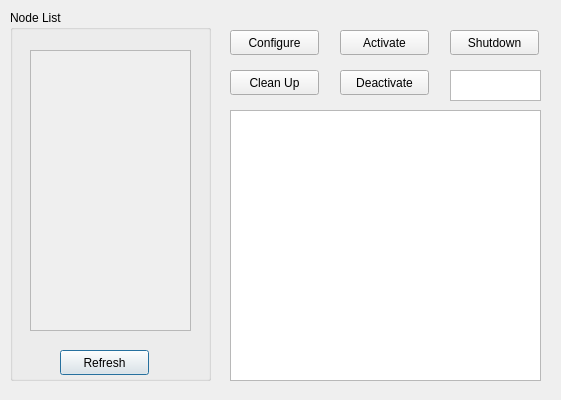
First picture: the form in resource/RosLifecycleManager.ui, repository VSP-AR/rqt_lifecycle_manager, before the edit.
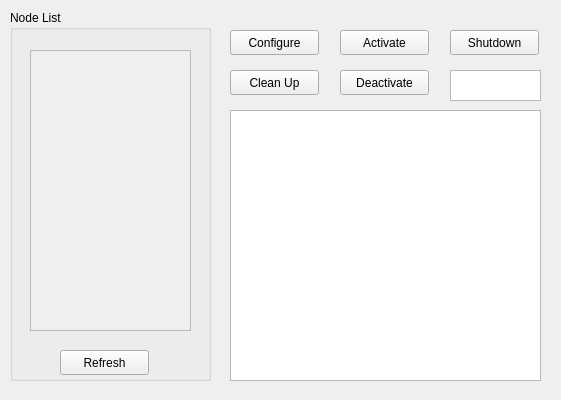
Second picture: the form after the edit. Custom widgets are drawn as their Qt base class.

```diff
--- a/resource/RosLifecycleManager.ui
+++ b/resource/RosLifecycleManager.ui
@@ -1,7 +1,7 @@
 <?xml version="1.0" encoding="UTF-8"?>
 <ui version="4.0">
- <class>Dialog</class>
- <widget class="QDialog" name="Dialog">
+ <class>RosLifecycleManager</class>
+ <widget class="QWidget" name="RosLifecycleManager"> <!-- Changed QDialog to QWidget -->
   <property name="geometry">
    <rect>
     <x>0</x>
```
Left out of the diff: 6 changed lines with no effect on the pictures.
